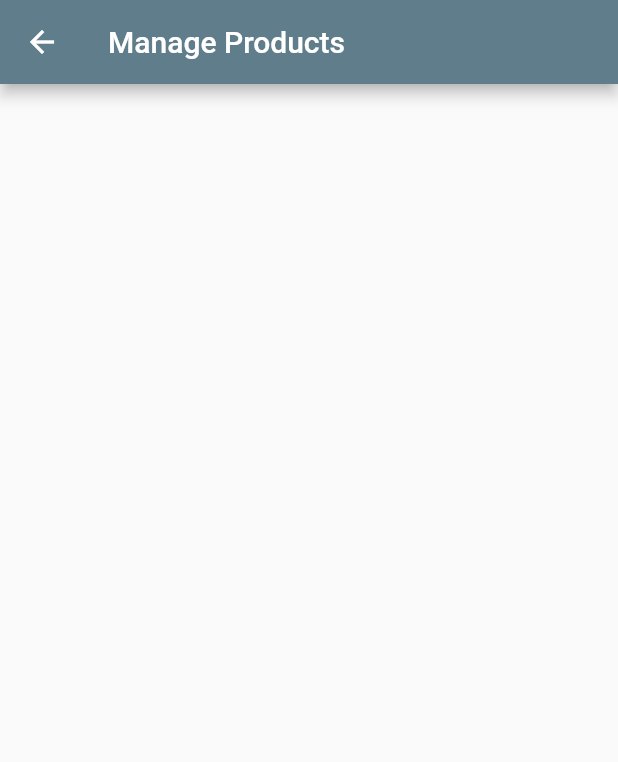
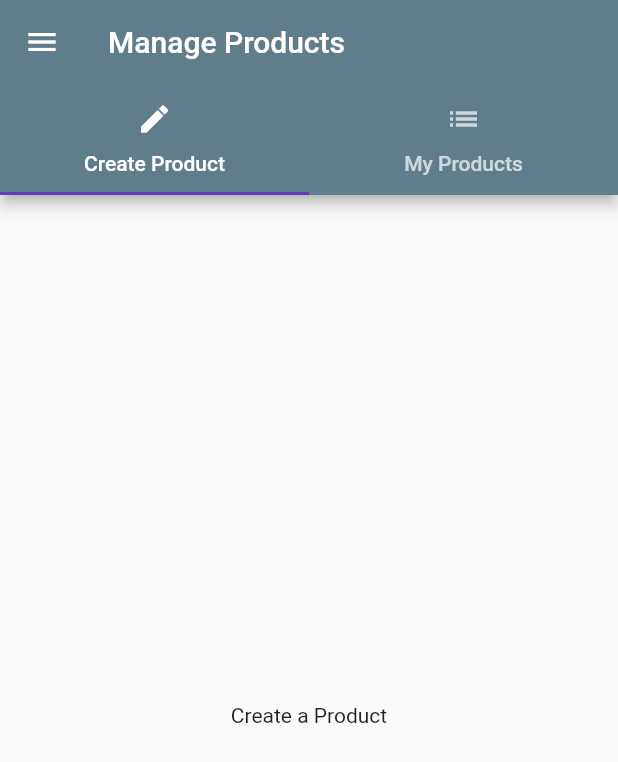
Before and after one commit to uzairnz/flutter_course, a Flutter app: the ProductsPage screen opened directly, in the side drawer, after a tap on "Manage Products", on a phone screen of 412 x 824 dp. Shown: the top 762 px of the screen. Run offline on Flutter 3.47's test engine with Material 2 defaults, Android fonts, the phone set to English and light mode, and no system bars.

Commit message:
Product Admin added *Create & My products

```diff
--- a/lib/pages/manage_products.dart
+++ /dev/null
@@ -1,14 +0,0 @@
-import 'package:flutter/material.dart';
-
-class ManageProducts extends StatelessWidget {
-
-@override
-  Widget build(BuildContext context) {
-    return Scaffold(
-      appBar: AppBar(
-        title: Text('Manage Products'),
-      ),
-    );
-  }
-
-}
--- /dev/null
+++ b/lib/pages/product_create.dart
@@ -0,0 +1,8 @@
+import 'package:flutter/material.dart';
+
+class ProductCreatePage extends StatelessWidget {
+  @override
+  Widget build(BuildContext context) {
+    return Center(child: Text('Create a Product'),);
+  }
+}
--- /dev/null
+++ b/lib/pages/product_list.dart
@@ -0,0 +1,10 @@
+import 'package:flutter/material.dart';
+
+class ProductListPage extends StatelessWidget {
+  @override
+  Widget build(BuildContext context) {
+    return Center(
+      child: Text('All Products'),
+    );
+  }
+}
--- a/lib/pages/products.dart
+++ b/lib/pages/products.dart
@@ -1,6 +1,6 @@
 import 'package:flutter/material.dart';
 import '../products_manager.dart';
-import './manage_products.dart';
+import './products_admin.dart';
 
 class ProductsPage extends StatelessWidget {
   @override
@@ -15,7 +15,13 @@ class ProductsPage extends StatelessWidget {
             ),
             ListTile(
               title: Text('Manage Products'),
-              onTap: () { Navigator.pushReplacement(context, MaterialPageRoute(builder: (BuildContext context) => ManageProducts()),);},
+              onTap: () {
+                Navigator.pushReplacement(
+                  context,
+                  MaterialPageRoute(
+                      builder: (BuildContext context) => ProductsAdminPage()),
+                );
+              },
             )
           ],
         ),
--- /dev/null
+++ b/lib/pages/products_admin.dart
@@ -0,0 +1,53 @@
+import 'package:flutter/material.dart';
+
+import './products.dart';
+import './product_create.dart';
+import './product_list.dart';
+
+class ProductsAdminPage extends StatelessWidget {
+  @override
+  Widget build(BuildContext context) {
+    return DefaultTabController(
+      length: 2,
+      child: Scaffold(
+        drawer: Drawer(
+          child: Column(
+            children: <Widget>[
+              AppBar(
+                automaticallyImplyLeading: false,
+                title: Text('Choose'),
+              ),
+              ListTile(
+                title: Text('All Products'),
+                onTap: () {
+                  Navigator.pushReplacement(
+                      context,
+                      MaterialPageRoute(
+                          builder: (BuildContext context) => ProductsPage()));
+                },
+              )
+            ],
+          ),
+        ),
+        appBar: AppBar(
+          title: Text('Manage Products'),
+          bottom: TabBar(
+            tabs: <Widget>[
+              Tab(
+                icon: Icon(Icons.create),
+                text: 'Create Product',
+              ),
+              Tab(
+                icon: Icon(Icons.list),
+                text: 'My Products',
+              ),
+            ],
+          ),
+        ),
+        body: TabBarView(
+          children: <Widget>[ProductCreatePage(), ProductListPage()],
+        ),
+      ),
+    );
+  }
+}
```
